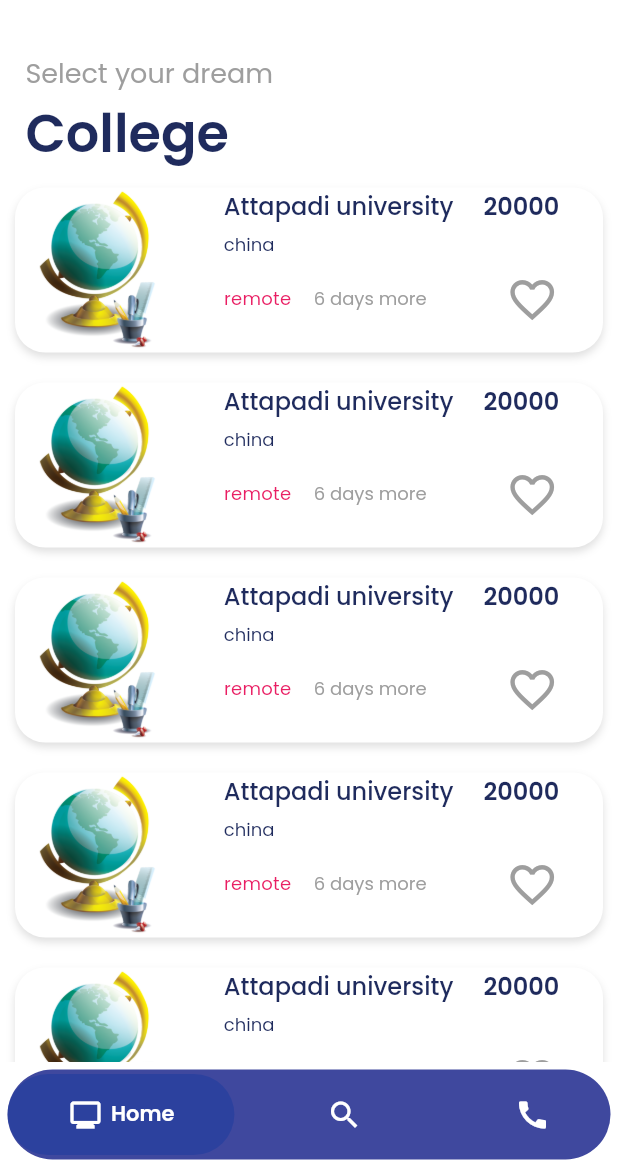
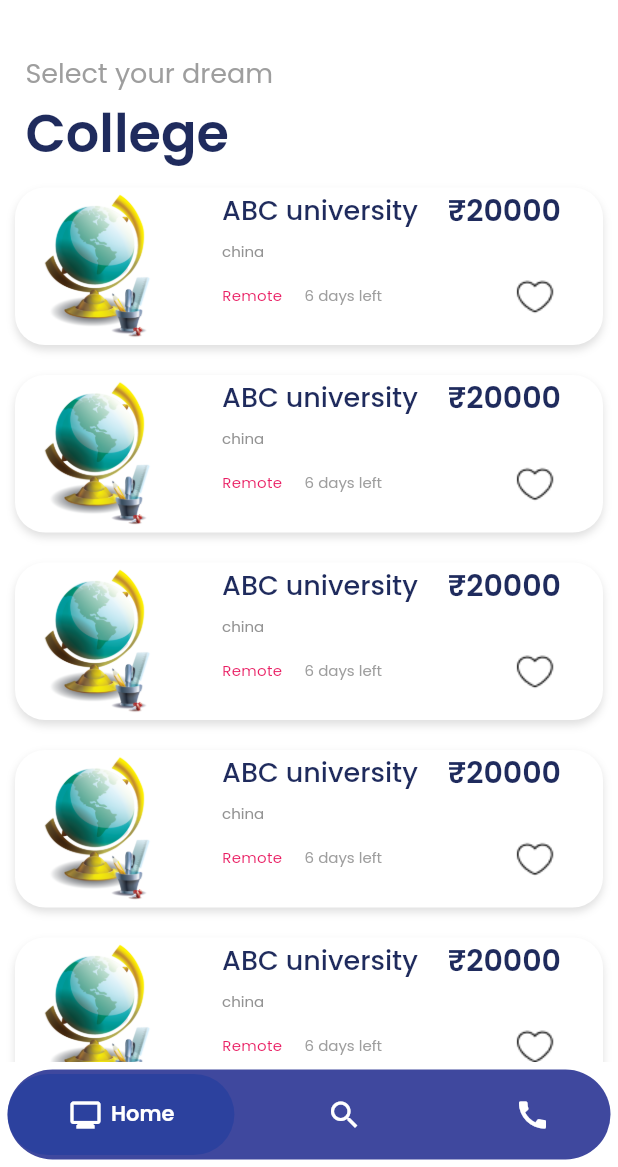
Before and after one commit to richeib/eduzet1, a Flutter app: the CourseSelection screen opened directly, after a tap on "Computer science", on a phone screen of 412 x 824 dp, the part 69-1236 px from its top. Run offline on Flutter 3.47's test engine with Material 2 defaults, Android fonts, the phone set to English and light mode, and no system bars; drawn by our look-alikes of google_nav_bar; our stand-ins replace animated_text_kit, flutter_rating_bar, google_fonts, introduction_screen, lottie, pinput and 1 more.

Commit message:
your message

```diff
--- a/lib/utill/dimensions.dart
+++ b/lib/utill/dimensions.dart
@@ -3,7 +3,10 @@ class Dimensions {
   static const double fontSizeSmall = 12.0;
   static const double fontSizeDefault = 14.0;
   static const double fontSizeLarge = 16.0;
+
   static const double fontSizeExtraLarge = 18.0;
+  static const double fontSizeExtraLarge1 = 20.0;
+  static const double fontSizeExtraLarge2 = 22.0;
   static const double fontSizeOverLarge = 24.0;
 
   static const double paddingSizeExtraSmall = 5.0;
@@ -20,6 +23,4 @@ class Dimensions {
   static const double radiusDefault = 10.0;
   static const double radiusLarge = 15.0;
   static const double radiusExtraLarge = 20.0;
-
-
 }
--- a/lib/view/college_selections.dart
+++ b/lib/view/college_selections.dart
@@ -120,7 +120,7 @@ class _CollegeselectingState extends State<Collegeselecting> {
                               builder: (context) => const CollegeAppling()));
                     },
                     child: Container(
-                      height: 110,
+                      height: 105,
                       margin: EdgeInsets.all(10),
                       width: 40,
                       decoration: BoxDecoration(
@@ -137,6 +137,7 @@ class _CollegeselectingState extends State<Collegeselecting> {
                         children: [
                           Image(
                               width: 110,
+                              height: 100,
                               image: AssetImage("assets/globee.png")),
                           Column(
                             crossAxisAlignment: CrossAxisAlignment.start,
@@ -146,10 +147,10 @@ class _CollegeselectingState extends State<Collegeselecting> {
                                     MainAxisAlignment.spaceBetween,
                                 children: [
                                   Text(
-                                    "Attapadi university",
+                                    "ABC university",
                                     style: GoogleFonts.poppins(
                                       color: ColorResources.txcolour,
-                                      fontSize: Dimensions.fontSizeLarge,
+                                      fontSize: Dimensions.fontSizeExtraLarge,
                                       fontWeight: FontWeight.w500,
                                     ),
                                   ),
@@ -157,10 +158,10 @@ class _CollegeselectingState extends State<Collegeselecting> {
                                     width: 20,
                                   ),
                                   Text(
-                                    "20000",
+                                    "₹20000",
                                     style: GoogleFonts.poppins(
                                       color: ColorResources.txcolour,
-                                      fontSize: Dimensions.fontSizeLarge,
+                                      fontSize: Dimensions.fontSizeExtraLarge1,
                                       fontWeight: FontWeight.w600,
                                     ),
                                   ),
@@ -171,18 +172,18 @@ class _CollegeselectingState extends State<Collegeselecting> {
                               ),
                               Text("china",
                                   style: GoogleFonts.poppins(
-                                    fontSize: Dimensions.fontSizeSmall,
-                                    color: ColorResources.txcolour,
+                                    fontSize: Dimensions.fontSizeExtraSmall,
+                                    color: Color(0xff939393),
                                   )),
                               const SizedBox(
-                                height: 10,
+                                height: 8,
                               ),
                               Row(
                                 children: [
                                   Text(
-                                    "remote",
+                                    "Remote",
                                     style: GoogleFonts.poppins(
-                                      fontSize: Dimensions.fontSizeSmall,
+                                      fontSize: Dimensions.fontSizeExtraSmall,
                                       color: Colors.pink,
                                       fontWeight: FontWeight.w400,
                                       letterSpacing: 0.20,
@@ -192,19 +193,21 @@ class _CollegeselectingState extends State<Collegeselecting> {
                                     width: 15,
                                   ),
                                   Text(
-                                    '6 days more',
+                                    '6 days left',
                                     style: TextStyle(
                                         color: Colors.grey,
-                                        fontSize: Dimensions.fontSizeSmall),
+                                        fontSize:
+                                            Dimensions.fontSizeExtraSmall),
                                   ),
                                   const SizedBox(
-                                    width: 53,
+                                    width: 88,
                                   ),
-                                  Icon(
-                                    Icons.favorite_border_outlined,
-                                    size: 35,
-                                    color: Colors.grey,
-                                  ),
+                                  // Icon(
+                                  //   Icons.favorite_border_outlined,
+                                  //   size: 35,
+                                  //   color: Colors.grey,
+                                  // ),
+                                  Image.asset('assets/Like.png')
                                 ],
                               )
                             ],
--- a/lib/view/course_selection.dart
+++ b/lib/view/course_selection.dart
@@ -72,7 +72,7 @@ class _CourseSelectionState extends State<CourseSelection> {
                 style: GoogleFonts.poppins(
                     fontSize: 35,
                     color: ColorResources.txcolour,
-                    fontWeight: FontWeight.w500),
+                    fontWeight: FontWeight.w600),
               )
             ],
           ),
@@ -90,7 +90,7 @@ class _CourseSelectionState extends State<CourseSelection> {
                               builder: (context) => const Collegeselecting()));
                     },
                     child: Container(
-                      height: 90,
+                      height: 85,
                       margin: const EdgeInsets.symmetric(
                           horizontal: 10, vertical: 10),
                       padding: const EdgeInsets.symmetric(
@@ -115,7 +115,8 @@ class _CourseSelectionState extends State<CourseSelection> {
                                 "Computer science",
                                 style: GoogleFonts.poppins(
                                     color: ColorResources.txcolour,
-                                    fontSize: Dimensions.fontSizeLarge),
+                                    fontSize: Dimensions.fontSizeDefault,
+                                    fontWeight: FontWeight.w500),
                               ),
                               const SizedBox(
                                 height: 10,
@@ -123,17 +124,19 @@ class _CourseSelectionState extends State<CourseSelection> {
                               Text("2 year - Full Time",
                                   style: GoogleFonts.poppins(
                                       color: ColorResources.btcolour,
-                                      fontSize: Dimensions.fontSizeSmall))
+                                      fontSize: 11,
+                                      fontWeight: FontWeight.w400))
                             ],
                           ),
                           Row(
                             mainAxisAlignment: MainAxisAlignment.end,
-                            children: const [
-                              Icon(
-                                Icons.favorite_border_outlined,
-                                size: 35,
-                                color: Colors.grey,
-                              ),
+                            children: [
+                              // Icon(
+                              //   Icons.favorite_border_outlined,
+                              //   size: 35,
+                              //   color: Colors.grey,
+                              // ),
+                              Image.asset('assets/Like.png')
                             ],
                           )
                         ],
@@ -163,10 +166,25 @@ class _CourseSelectionState extends State<CourseSelection> {
               height: 54,
               width: 210,
               child: Center(
-                child: Text(
-                  'Search',
-                  style: TextStyle(
-                      fontSize: Dimensions.fontSizeSmall, color: Colors.white),
+                child: Row(
+                  children: [
+                    SizedBox(
+                      width: 20,
+                    ),
+                    Icon(
+                      Icons.search_outlined,
+                      color: Colors.white,
+                    ),
+                    SizedBox(
+                      width: 15,
+                    ),
+                    Text(
+                      'Search',
+                      style: TextStyle(
+                          fontSize: Dimensions.fontSizeDefault,
+                          color: Colors.white),
+                    ),
+                  ],
                 ),
               ),
             ),
@@ -186,10 +204,25 @@ class _CourseSelectionState extends State<CourseSelection> {
               height: 54,
               width: 150,
               child: Center(
-                child: Text(
-                  'Call us',
-                  style: TextStyle(
-                      fontSize: Dimensions.fontSizeSmall, color: Colors.white),
+                child: Row(
+                  children: [
+                    SizedBox(
+                      width: 15,
+                    ),
+                    Icon(
+                      Icons.call_outlined,
+                      color: Colors.white,
+                    ),
+                    SizedBox(
+                      width: 15,
+                    ),
+                    Text(
+                      'Call us',
+                      style: TextStyle(
+                          fontSize: Dimensions.fontSizeDefault,
+                          color: Colors.white),
+                    ),
+                  ],
                 ),
               ),
             ),
--- a/lib/view/ohome.dart
+++ b/lib/view/ohome.dart
@@ -1,6 +1,5 @@
 import 'package:eduzet/utill/dimensions.dart';
-import 'package:eduzet/view/pnotification.dart';
-import 'package:eduzet/view/qwhishlist.dart';
+
 import 'package:eduzet/view/tprofile.dart';
 import 'package:flutter/material.dart';
 import 'package:google_fonts/google_fonts.dart';
@@ -49,7 +48,7 @@ class DefaultHome extends StatelessWidget {
                           width: 150,
                         ),
                         SizedBox(
-                          width: 135,
+                          width: 115,
                         ),
                         Column(
                           children: [
--- a/lib/view/otp_send_screen.dart
+++ b/lib/view/otp_send_screen.dart
@@ -72,7 +72,7 @@ class _optState extends State<opt> {
         title: Text(
           "Verify it's you",
           style: GoogleFonts.poppins(
-              fontSize: Dimensions.fontSizeDefault,
+              fontSize: Dimensions.fontSizeLarge,
               fontWeight: FontWeight.w600,
               color: Colors.black),
         ),
--- a/lib/view/select_location.dart
+++ b/lib/view/select_location.dart
@@ -103,12 +103,12 @@ class selectLocation extends StatelessWidget {
                     ),
                     labelText: 'Search location',
                     labelStyle:
-                        GoogleFonts.poppins(fontSize: 15, color: Colors.grey),
+                        GoogleFonts.poppins(fontSize: 10, color: Colors.grey),
                     border: InputBorder.none,
                   ),
                 )),
               ),
-              height: 45,
+              height: 40,
               width: 333,
             ),
             SizedBox(
--- a/lib/widgets/custom_button.dart
+++ b/lib/widgets/custom_button.dart
@@ -55,7 +55,7 @@ class CustomButton extends StatelessWidget {
                   btnTxt!,
                   textAlign: TextAlign.center,
                   style: GoogleFonts.poppins(
-                      fontSize: Dimensions.fontSizeSmall,
+                      fontSize: Dimensions.fontSizeDefault,
                       textStyle: TextStyle(
                           fontSize: 20,
                           fontWeight: FontWeight.bold,
@@ -131,7 +131,7 @@ class CustomButton1 extends StatelessWidget {
                       btnTxta!,
                       textAlign: TextAlign.center,
                       style: GoogleFonts.poppins(
-                        fontSize: Dimensions.fontSizeLarge,
+                        fontSize: Dimensions.fontSizeExtraLarge,
                         fontWeight: FontWeight.w500,
                         textStyle: TextStyle(color: Colors.white),
                       ),
@@ -140,7 +140,7 @@ class CustomButton1 extends StatelessWidget {
                       btnTxta1!,
                       textAlign: TextAlign.center,
                       style: GoogleFonts.poppins(
-                        fontSize: Dimensions.fontSizeSmall,
+                        fontSize: Dimensions.fontSizeExtraSmall,
                         fontWeight: FontWeight.w500,
                         textStyle: TextStyle(color: Colors.white),
                       ),
```
Also changed, not shown: lib/view/Kcollegeappling.dart (+21 -51 lines), lib/view/first_profile.dart (+7 -5 lines), lib/view/lcollege.dart (+12 -9 lines), lib/view/otp_screen.dart (+33 -12 lines), lib/view/stream_selection.dart (+44 -11 lines), lib/view/ureview.dart (+5 -6 lines), assets/Like.png (added), assets/banalore_line [Converted]-01.png (added), 5 other files.
